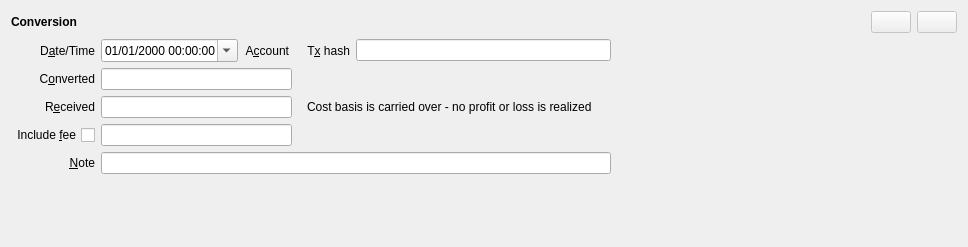
Before: the Qt Designer form jal/ui/widgets/conversion_operation.ui in titov-vv/jal, drawn with Qt 5.
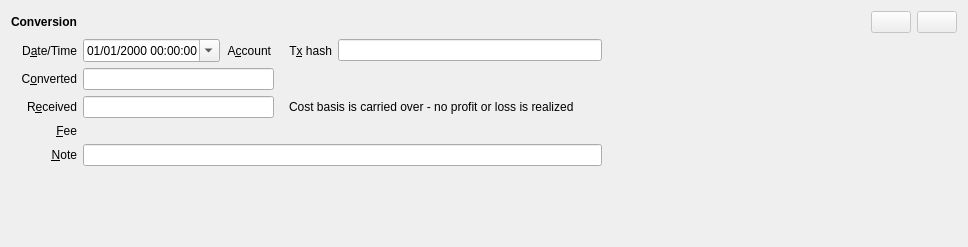
After: the same form once the commit is applied. Custom widgets are drawn as their Qt base class.

Commit message: The five operation editors drive the fee through FeeWidget. End of the dual fee write.

```diff
--- a/jal/ui/widgets/conversion_operation.ui
+++ b/jal/ui/widgets/conversion_operation.ui
@@ -221,43 +221,20 @@
     </widget>
    </item>
    <item row="4" column="0">
-    <widget class="QCheckBox" name="fee_check">
-     <property name="layoutDirection">
-      <enum>Qt::LayoutDirection::RightToLeft</enum>
-     </property>
+    <widget class="QLabel" name="fee_label">
      <property name="text">
-      <string>Include &amp;fee</string>
+      <string>&amp;Fee</string>
+     </property>
+     <property name="alignment">
+      <set>Qt::AlignmentFlag::AlignRight|Qt::AlignmentFlag::AlignTrailing|Qt::AlignmentFlag::AlignVCenter</set>
+     </property>
+     <property name="buddy">
+      <cstring>fee_widget</cstring>
      </property>
     </widget>
    </item>
    <item row="4" column="1" colspan="3">
-    <layout class="QHBoxLayout" name="feeQtyBox">
-     <property name="spacing">
-      <number>3</number>
-     </property>
-     <property name="leftMargin">
-      <number>0</number>
-     </property>
-     <property name="topMargin">
-      <number>0</number>
-     </property>
-     <property name="rightMargin">
-      <number>0</number>
-     </property>
-     <property name="bottomMargin">
-      <number>0</number>
-     </property>
-     <item>
-      <widget class="QLineEdit" name="fee_qty">
-       <property name="alignment">
-        <set>Qt::AlignmentFlag::AlignRight|Qt::AlignmentFlag::AlignTrailing|Qt::AlignmentFlag::AlignVCenter</set>
-       </property>
-      </widget>
-     </item>
-     <item>
-      <widget class="ReferenceSelectorWidget" name="fee_symbol_widget"/>
-     </item>
-    </layout>
+    <widget class="FeeWidget" name="fee_widget" native="true"/>
    </item>
    <item row="5" column="0">
     <widget class="QLabel" name="note_label">
@@ -307,6 +284,12 @@
   </layout>
  </widget>
  <customwidgets>
+  <customwidget>
+   <class>FeeWidget</class>
+   <extends>QWidget</extends>
+   <header>jal/widgets/fee_widget.h</header>
+   <container>0</container>
+  </customwidget>
   <customwidget>
    <class>ReferenceSelectorWidget</class>
    <extends>QWidget</extends>
```
Left out of the diff: 4 changed lines with no effect on the pictures. The commit also changes 23 other files.
